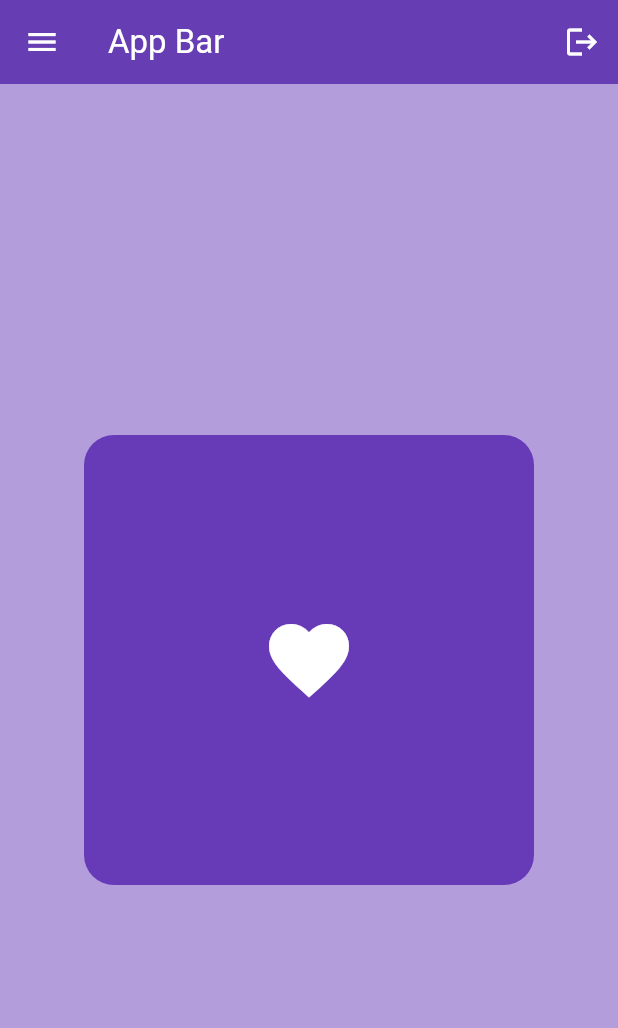
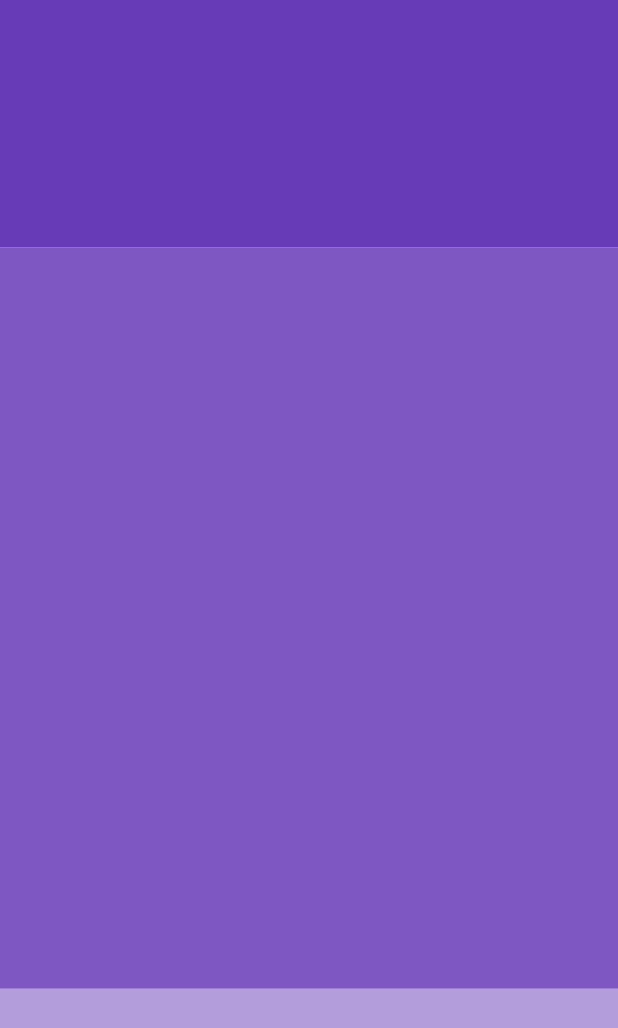
Before and after one commit to Neo42/flutter_refresher, a Flutter app: the screen it shows after launch, on a phone screen of 412 x 824 dp. Shown: the top 1028 px of the screen. Run offline on Flutter 3.47's test engine with Material 3 defaults, Android fonts, the phone set to English and light mode, and no system bars.

Commit message:
feat: ✨ add columns and expanded

```diff
--- a/lib/main.dart
+++ b/lib/main.dart
@@ -12,38 +12,32 @@ class MyApp extends StatelessWidget {
     return MaterialApp(
       debugShowCheckedModeBanner: false,
       home: Scaffold(
-        backgroundColor: Colors.deepPurple[200],
-        appBar: AppBar(
-          title: Text("App Bar", style: TextStyle(color: Colors.white)),
-          backgroundColor: Colors.deepPurple,
-          elevation: 20, // shadow
-          leading: Icon(Icons.menu, color: Colors.white),
-          actions: [
-            IconButton(
-              onPressed: () {},
-              icon: Icon(Icons.logout),
-              color: Colors.white,
-            )
-          ],
-        ),
-        body: Center(
-          child: Container(
-            height: 300,
-            width: 300,
-            padding: EdgeInsets.all(25), // all, only, symmetric
-            // colors can go here if no decoration declared
-
-            decoration: BoxDecoration(
-              color: Colors.deepPurple,
-              borderRadius: BorderRadius.circular(20),
+        body: Column(
+          // mainAxisAlignment: MainAxisAlignment.spaceEvenly,
+          // crossAxisAlignment: CrossAxisAlignment.center,
+          children: [
+            // 1st box
+            Expanded(
+              child: Container(
+                color: Colors.deepPurple,
+              ),
             ),
 
-            child: Icon(
-              Icons.favorite,
-              color: Colors.white,
-              size: 64,
+            // 2nd box
+            Expanded(
+              flex: 3,
+              child: Container(
+                color: Colors.deepPurple[400],
+              ),
             ),
-          ),
+
+            // 3rd box
+            Expanded(
+              child: Container(
+                color: Colors.deepPurple[200],
+              ),
+            ),
+          ],
         ),
       ),
     );
```
